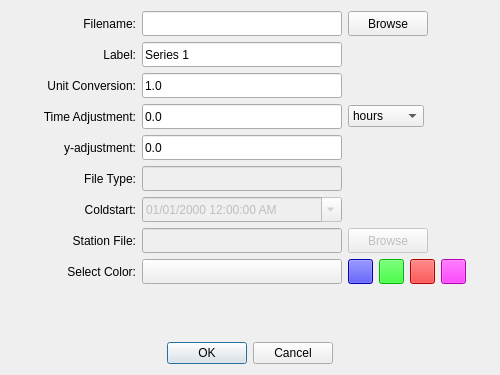
This is MetOceanViewer_GUI/ui/timeseries_add_data.ui in zcobell/MetOceanViewer as Qt 5 draws it before an edit. The edited form follows.
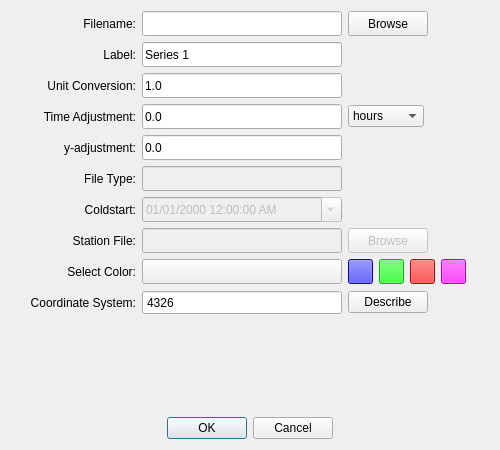
This is the edited form. Icons and pictures are not drawn.

Diff of the .ui file:
```diff
--- a/MetOceanViewer_GUI/ui/timeseries_add_data.ui
+++ b/MetOceanViewer_GUI/ui/timeseries_add_data.ui
@@ -31,11 +31,11 @@
     <x>0</x>
     <y>0</y>
     <width>500</width>
-    <height>375</height>
+    <height>450</height>
    </rect>
   </property>
   <property name="sizePolicy">
-   <sizepolicy hsizetype="Fixed" vsizetype="Fixed">
+   <sizepolicy hsizetype="Expanding" vsizetype="Expanding">
     <horstretch>0</horstretch>
     <verstretch>0</verstretch>
    </sizepolicy>
@@ -43,13 +43,13 @@
   <property name="minimumSize">
    <size>
     <width>500</width>
-    <height>375</height>
+    <height>450</height>
    </size>
   </property>
   <property name="maximumSize">
    <size>
     <width>500</width>
-    <height>375</height>
+    <height>450</height>
    </size>
   </property>
   <property name="windowTitle">
@@ -783,6 +783,83 @@
      </item>
     </layout>
    </item>
+   <item>
+    <layout class="QHBoxLayout" name="horizontalLayout_10">
+     <item>
+      <widget class="QLabel" name="label_epsg">
+       <property name="minimumSize">
+        <size>
+         <width>125</width>
+         <height>25</height>
+        </size>
+       </property>
+       <property name="maximumSize">
+        <size>
+         <width>125</width>
+         <height>25</height>
+        </size>
+       </property>
+       <property name="text">
+        <string>Coordinate System:</string>
+       </property>
+       <property name="alignment">
+        <set>Qt::AlignRight|Qt::AlignTrailing|Qt::AlignVCenter</set>
+       </property>
+      </widget>
+     </item>
+     <item>
+      <widget class="QSpinBox" name="spin_epsg">
+       <property name="sizePolicy">
+        <sizepolicy hsizetype="Fixed" vsizetype="Fixed">
+         <horstretch>0</horstretch>
+         <verstretch>0</verstretch>
+        </sizepolicy>
+       </property>
+       <property name="minimumSize">
+        <size>
+         <width>200</width>
+         <height>25</height>
+        </size>
+       </property>
+       <property name="maximumSize">
+        <size>
+         <width>200</width>
+         <height>25</height>
+        </size>
+       </property>
+       <property name="buttonSymbols">
+        <enum>QAbstractSpinBox::NoButtons</enum>
+       </property>
+       <property name="maximum">
+        <number>100000</number>
+       </property>
+       <property name="value">
+        <number>4326</number>
+       </property>
+      </widget>
+     </item>
+     <item>
+      <widget class="QPushButton" name="button_describeepsg">
+       <property name="text">
+        <string>Describe</string>
+       </property>
+      </widget>
+     </item>
+     <item>
+      <spacer name="horizontalSpacer_10">
+       <property name="orientation">
+        <enum>Qt::Horizontal</enum>
+       </property>
+       <property name="sizeHint" stdset="0">
+        <size>
+         <width>40</width>
+         <height>20</height>
+        </size>
+       </property>
+      </spacer>
+     </item>
+    </layout>
+   </item>
    <item>
     <spacer name="verticalSpacer">
      <property name="orientation">
```
Left out of the diff: 2 changed lines with no effect on the pictures.
